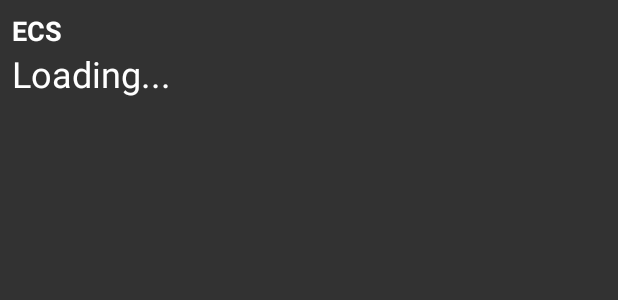
After one commit to Berfon99/Wierdesol, an Android app: the layout widget_layout.xml on its own in the app's theme, with its tools: preview values and no code run, on a phone screen of 412 x 824 dp. The commit adds this screen. Shown: the top 300 px of the screen. Run offline under Robolectric (Android 15) with nearby library versions, the phone set to English and light mode, and no system bars.

Commit message:
Avec Widget

```diff
--- /dev/null
+++ b/app/src/main/res/layout/widget_layout.xml
@@ -0,0 +1,25 @@
+<?xml version="1.0" encoding="utf-8"?>
+<LinearLayout xmlns:android="http://schemas.android.com/apk/res/android"
+    android:layout_width="match_parent"
+    android:layout_height="match_parent"
+    android:background="#CC000000"
+    android:orientation="vertical"
+    android:padding="8dp">
+
+    <TextView
+        android:id="@+id/widget_title"
+        android:layout_width="wrap_content"
+        android:layout_height="wrap_content"
+        android:text="@string/ecs_temperature"
+        android:textColor="@android:color/white"
+        android:textSize="18sp"
+        android:textStyle="bold" />
+
+    <TextView
+        android:id="@+id/widget_ecs_value"
+        android:layout_width="wrap_content"
+        android:layout_height="wrap_content"
+        android:text="@string/loading"
+        android:textColor="@android:color/white"
+        android:textSize="24sp" />
+</LinearLayout>
--- a/app/src/main/res/values/strings.xml
+++ b/app/src/main/res/values/strings.xml
@@ -19,5 +19,7 @@
     <string name="refresh_rate_summary">Set the data refresh rate in minutes</string>
     <string name="title_activity_settings">Settings</string>
     <string name="schema">SCHEMA</string>
-
+    <string name="loading">Loading...</string>
+    <string name="ecs_temperature">ECS</string>
+    <string name="error_retrieving_data">Error</string>
 </resources>
```
Also changed, not shown: app/src/main/AndroidManifest.xml (+19 -0 lines), app/src/main/java/com/example/wierdesol/EcsWidget.kt (added, +166 -0 lines), app/src/main/res/xml/ecs_widget_info.xml (added, +10 -0 lines).
